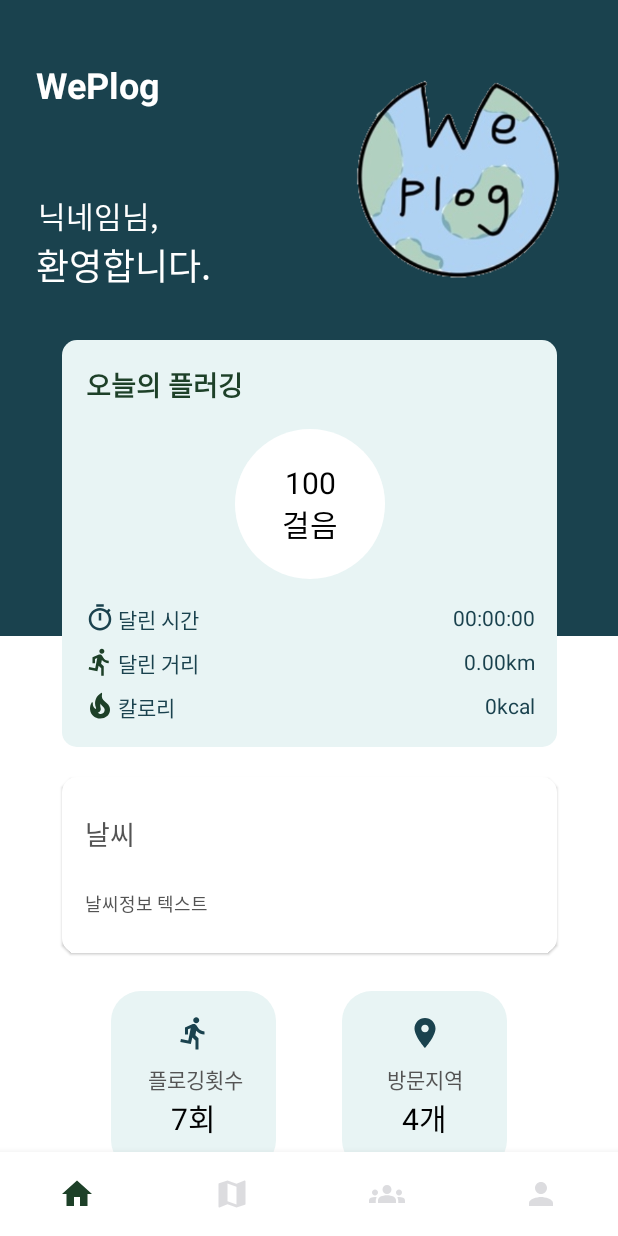
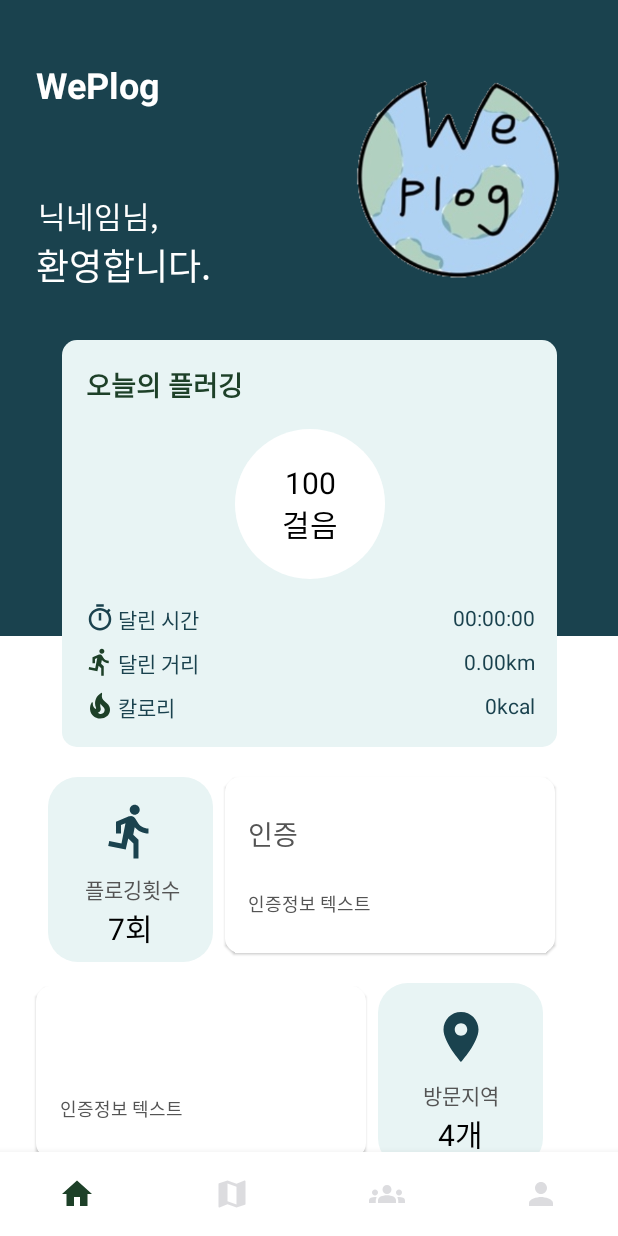
Before and after one commit to HyeM207/weplog, an Android app: the screen it shows after launch once a user with an empty profile is signed in (NavigationActivity), on a phone screen of 412 x 824 dp. Run offline under Robolectric (Android 15) with nearby library versions, the phone set to English and light mode, and no system bars; our stand-ins replace Firebase (no records; nobody signed in at launch, a user with empty details on screens opened directly); 3 statements that could not run were skipped.

Commit message:
update main.xml

```diff
--- a/app/src/main/res/layout/main.xml
+++ b/app/src/main/res/layout/main.xml
@@ -1,4 +1,5 @@
 <?xml version="1.0" encoding="utf-8"?>
+
 <androidx.constraintlayout.widget.ConstraintLayout xmlns:android="http://schemas.android.com/apk/res/android"
     xmlns:app="http://schemas.android.com/apk/res-auto"
     xmlns:tools="http://schemas.android.com/tools"
@@ -6,6 +7,24 @@
     android:layout_height="match_parent"
     android:background="@drawable/maincolor"
     tools:context=".Login">
+
+    <ScrollView
+        android:layout_width="0dp"
+        android:layout_height="0dp"
+        app:layout_constraintBottom_toBottomOf="parent"
+        app:layout_constraintEnd_toEndOf="parent"
+        app:layout_constraintStart_toStartOf="parent"
+        app:layout_constraintTop_toTopOf="parent">
+
+        <androidx.constraintlayout.widget.ConstraintLayout
+            android:layout_width="match_parent"
+            android:layout_height="match_parent"
+
+            android:paddingBottom="80dp"
+            app:layout_constraintBottom_toBottomOf="parent"
+            app:layout_constraintEnd_toEndOf="parent"
+            app:layout_constraintStart_toStartOf="parent"
+            app:layout_constraintTop_toTopOf="parent">
 
 
             <androidx.constraintlayout.widget.ConstraintLayout
@@ -41,10 +60,10 @@
                 android:layout_marginStart="24dp"
                 android:layout_marginTop="16dp"
                 android:background="@drawable/circle"
+                android:visibility="invisible"
                 app:layout_constraintStart_toStartOf="parent"
                 app:layout_constraintTop_toBottomOf="@+id/constraintLayout3"
-        app:srcCompat="@drawable/green_circle"
-        android:visibility="invisible"/>
+                app:srcCompat="@drawable/green_circle" />
 
 
             <ImageView
@@ -254,16 +273,14 @@
 
             <androidx.constraintlayout.widget.ConstraintLayout
                 android:id="@+id/mainWeatherLayout"
-        android:layout_width="330dp"
+                android:layout_width="220dp"
                 android:layout_height="wrap_content"
-        android:layout_marginStart="22dp"
+                android:layout_marginStart="8dp"
                 android:layout_marginTop="20dp"
-        android:layout_marginEnd="22dp"
                 android:background="@drawable/roundlayout"
                 android:backgroundTint="@color/white"
                 android:elevation="1dp"
-        app:layout_constraintEnd_toEndOf="parent"
-        app:layout_constraintStart_toStartOf="parent"
+                app:layout_constraintStart_toEndOf="@+id/mainPlogLayout"
                 app:layout_constraintTop_toBottomOf="@+id/mainRecordLayout">
 
                 <TextView
@@ -272,7 +289,7 @@
                     android:layout_height="wrap_content"
                     android:layout_marginStart="15dp"
                     android:layout_marginTop="24dp"
-            android:text="날씨"
+                    android:text="인증"
                     android:textColor="#545454"
                     android:textSize="18sp"
                     app:layout_constraintStart_toStartOf="parent"
@@ -285,7 +302,7 @@
                     android:layout_marginStart="15dp"
                     android:layout_marginTop="24dp"
                     android:layout_marginBottom="24dp"
-            android:text="날씨정보 텍스트"
+                    android:text="인증정보 텍스트"
                     android:textColor="#545454"
                     android:textSize="12sp"
                     app:layout_constraintBottom_toBottomOf="parent"
@@ -295,19 +312,17 @@
 
             </androidx.constraintlayout.widget.ConstraintLayout>
 
+
             <androidx.constraintlayout.widget.ConstraintLayout
                 android:id="@+id/mainPlogLayout"
                 android:layout_width="110dp"
                 android:layout_height="wrap_content"
-        android:layout_marginStart="70dp"
-        android:layout_marginTop="25dp"
-        android:layout_marginEnd="20dp"
+                android:layout_marginStart="32dp"
+                android:layout_marginTop="20dp"
                 android:background="@drawable/moreroundlayout"
                 android:backgroundTint="#e8f4f4"
-        android:paddingBottom="20dp"
-        app:layout_constraintEnd_toStartOf="@+id/mainAreaLayout"
                 app:layout_constraintStart_toStartOf="parent"
-        app:layout_constraintTop_toBottomOf="@+id/mainWeatherLayout">
+                app:layout_constraintTop_toBottomOf="@+id/mainRecordLayout">
 
 
                 <TextView
@@ -330,17 +345,19 @@
                     android:layout_height="wrap_content"
                     android:layout_marginStart="20dp"
                     android:layout_marginEnd="20dp"
+                    android:layout_marginBottom="8dp"
                     android:text="7회"
                     android:textColor="@color/black"
                     android:textSize="20sp"
+                    app:layout_constraintBottom_toBottomOf="parent"
                     app:layout_constraintEnd_toEndOf="parent"
                     app:layout_constraintStart_toStartOf="parent"
                     app:layout_constraintTop_toBottomOf="@+id/textView7" />
 
                 <ImageView
                     android:id="@+id/imageView2"
-            android:layout_width="wrap_content"
-            android:layout_height="wrap_content"
+                    android:layout_width="40dp"
+                    android:layout_height="40dp"
                     android:layout_marginStart="24dp"
                     android:layout_marginTop="16dp"
                     android:layout_marginEnd="24dp"
@@ -352,19 +369,55 @@
 
             </androidx.constraintlayout.widget.ConstraintLayout>
 
+            <androidx.constraintlayout.widget.ConstraintLayout
+                android:id="@+id/mainLevelLayout"
+                android:layout_width="220dp"
+                android:layout_height="wrap_content"
+                android:layout_marginStart="24dp"
+                android:layout_marginTop="16dp"
+                android:background="@drawable/roundlayout"
+                android:backgroundTint="@color/white"
+                android:elevation="1dp"
+                app:layout_constraintStart_toStartOf="parent"
+                app:layout_constraintTop_toBottomOf="@+id/mainPlogLayout">
+
+                <TextView
+                    android:id="@+id/textView8"
+                    android:layout_width="wrap_content"
+                    android:layout_height="wrap_content"
+                    android:layout_marginStart="16dp"
+                    android:layout_marginTop="24dp"
+                    android:textColor="#545454"
+                    android:textSize="18sp"
+                    app:layout_constraintStart_toStartOf="parent"
+                    app:layout_constraintTop_toTopOf="parent" />
+
+                <TextView
+                    android:id="@+id/main_level"
+                    android:layout_width="wrap_content"
+                    android:layout_height="wrap_content"
+                    android:layout_marginStart="16dp"
+                    android:layout_marginTop="24dp"
+                    android:layout_marginBottom="24dp"
+                    android:text="인증정보 텍스트"
+                    android:textColor="#545454"
+                    android:textSize="12sp"
+                    app:layout_constraintBottom_toBottomOf="parent"
+                    app:layout_constraintStart_toStartOf="parent"
+                    app:layout_constraintTop_toBottomOf="@id/textView8" />
+
+
+            </androidx.constraintlayout.widget.ConstraintLayout>
 
             <androidx.constraintlayout.widget.ConstraintLayout
                 android:id="@+id/mainAreaLayout"
                 android:layout_width="110dp"
                 android:layout_height="wrap_content"
-        android:layout_marginStart="20dp"
-        android:layout_marginTop="25dp"
-        android:layout_marginEnd="70dp"
+                android:layout_marginStart="8dp"
+                android:layout_marginTop="20dp"
                 android:background="@drawable/moreroundlayout"
                 android:backgroundTint="#e8f4f4"
-        android:paddingBottom="20dp"
-        app:layout_constraintEnd_toEndOf="parent"
-        app:layout_constraintStart_toEndOf="@+id/mainPlogLayout"
+                app:layout_constraintStart_toEndOf="@+id/mainLevelLayout"
                 app:layout_constraintTop_toBottomOf="@+id/mainWeatherLayout">
 
                 <TextView
@@ -384,19 +437,21 @@
                     android:id="@+id/mainAreaText"
                     android:layout_width="wrap_content"
                     android:layout_height="wrap_content"
-            android:layout_marginStart="30dp"
-            android:layout_marginEnd="30dp"
+                    android:layout_marginStart="20dp"
+                    android:layout_marginEnd="20dp"
+                    android:layout_marginBottom="8dp"
                     android:text="4개"
                     android:textColor="@color/black"
                     android:textSize="20sp"
+                    app:layout_constraintBottom_toBottomOf="parent"
                     app:layout_constraintEnd_toEndOf="parent"
                     app:layout_constraintStart_toStartOf="parent"
                     app:layout_constraintTop_toBottomOf="@+id/textView11" />
 
                 <ImageView
                     android:id="@+id/imageView"
-            android:layout_width="wrap_content"
-            android:layout_height="wrap_content"
+                    android:layout_width="40dp"
+                    android:layout_height="40dp"
                     android:layout_marginStart="24dp"
                     android:layout_marginTop="16dp"
                     android:layout_marginEnd="24dp"
@@ -413,9 +468,23 @@
                 android:layout_marginTop="40dp"
                 android:layout_marginEnd="44dp"
                 android:text="logout"
+                android:visibility="invisible"
                 app:layout_constraintEnd_toEndOf="parent"
-        app:layout_constraintTop_toTopOf="parent"
-        android:visibility="invisible"/>
+                app:layout_constraintTop_toTopOf="parent" />
 
 
         </androidx.constraintlayout.widget.ConstraintLayout>
+
+
+    </ScrollView>
+
+
+
+
+
+
+
+
+
+
+</androidx.constraintlayout.widget.ConstraintLayout>
```
Lines whose indentation alone changed are shown as unchanged.
